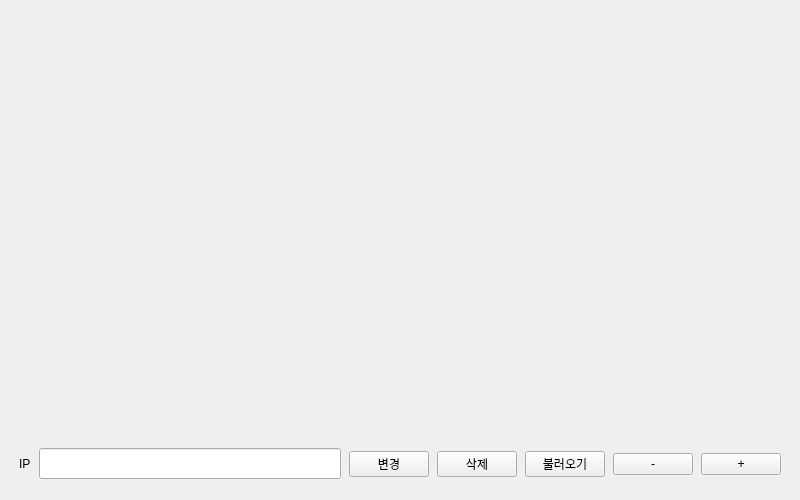
Old version of the form ui/mainwidget.ui in the repository Jhnn22/RPI_mini_VMS_server.
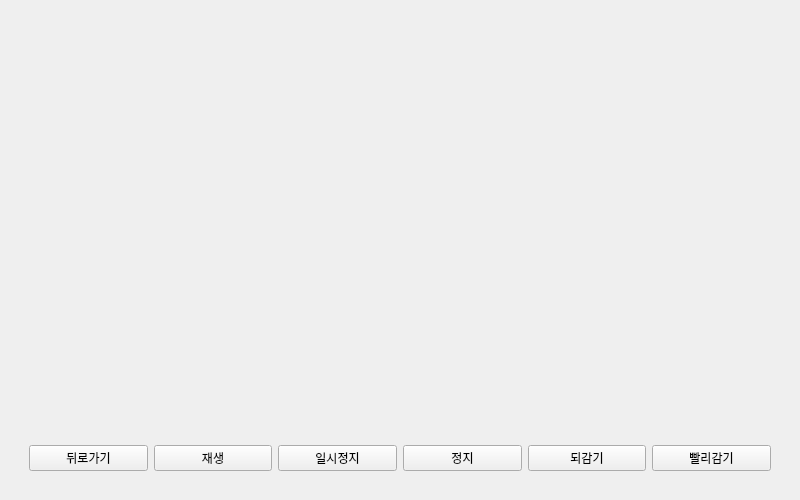
New version of the form.

Commit message: style: 저장된 영상 재생 로직 변경

```diff
--- a/ui/mainwidget.ui
+++ b/ui/mainwidget.ui
@@ -43,15 +43,43 @@
   <property name="styleSheet">
    <string notr="true"/>
   </property>
-  <layout class="QGridLayout" name="gridLayout" rowstretch="1,0">
-   <item row="0" column="0">
+  <layout class="QVBoxLayout" name="verticalLayout_5">
+   <item>
     <widget class="QStackedWidget" name="stackedWidget">
+     <property name="minimumSize">
+      <size>
+       <width>100</width>
+       <height>100</height>
+      </size>
+     </property>
      <property name="currentIndex">
-      <number>-1</number>
+      <number>1</number>
+     </property>
+     <widget class="QWidget" name="splitPage">
+      <layout class="QVBoxLayout" name="verticalLayout_2" stretch="1,0">
+       <item>
+        <widget class="QStackedWidget" name="stackedWidget_2">
+         <property name="sizePolicy">
+          <sizepolicy hsizetype="Preferred" vsizetype="Preferred">
+           <horstretch>0</horstretch>
+           <verstretch>0</verstretch>
+          </sizepolicy>
+         </property>
+         <property name="minimumSize">
+          <size>
+           <width>0</width>
+           <height>0</height>
+          </size>
+         </property>
+         <property name="maximumSize">
+          <size>
+           <width>16777215</width>
+           <height>16777215</height>
+          </size>
      </property>
     </widget>
    </item>
-   <item row="1" column="0">
+       <item>
     <widget class="QWidget" name="setting_widget" native="true">
      <property name="minimumSize">
       <size>
@@ -141,6 +169,65 @@
        </widget>
       </item>
      </layout>
+        </widget>
+       </item>
+      </layout>
+     </widget>
+     <widget class="QWidget" name="videoPage">
+      <layout class="QVBoxLayout" name="verticalLayout" stretch="1,0">
+       <item>
+        <layout class="QHBoxLayout" name="layout"/>
+       </item>
+       <item>
+        <widget class="QWidget" name="setting_widget_2" native="true">
+         <layout class="QHBoxLayout" name="horizontalLayout_2">
+          <item>
+           <widget class="QPushButton" name="back_pushButton">
+            <property name="text">
+             <string>뒤로가기</string>
+            </property>
+           </widget>
+          </item>
+          <item>
+           <widget class="QPushButton" name="play_pushButton">
+            <property name="text">
+             <string>재생</string>
+            </property>
+           </widget>
+          </item>
+          <item>
+           <widget class="QPushButton" name="pause_pushButton">
+            <property name="text">
+             <string>일시정지</string>
+            </property>
+           </widget>
+          </item>
+          <item>
+           <widget class="QPushButton" name="stop_pushButton">
+            <property name="text">
+             <string>정지</string>
+            </property>
+           </widget>
+          </item>
+          <item>
+           <widget class="QPushButton" name="rewind_pushButton">
+            <property name="text">
+             <string>되감기</string>
+            </property>
+           </widget>
+          </item>
+          <item>
+           <widget class="QPushButton" name="forward_pushButton">
+            <property name="text">
+             <string>빨리감기</string>
+            </property>
+           </widget>
+          </item>
+         </layout>
+        </widget>
+       </item>
+      </layout>
+     </widget>
     </widget>
    </item>
   </layout>
```
Lines whose indentation alone changed are shown as unchanged. The commit also changes 2 other files.
